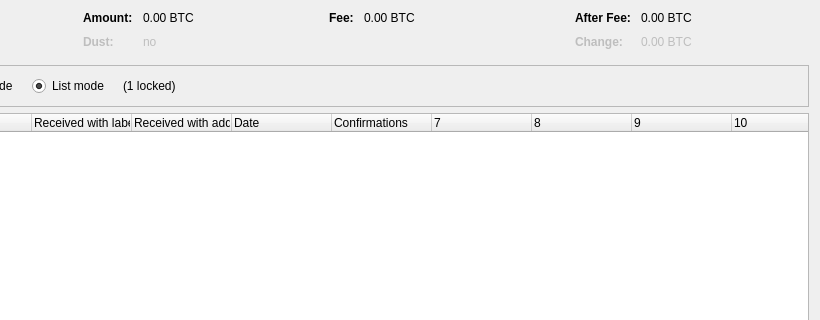
First picture: the form in src/qt/forms/coincontroldialog.ui, repository iobond/aib, before the edit; both pictures show x 180 to 1000 and y 0 to 320 of the 1000 by 500 pixel window.
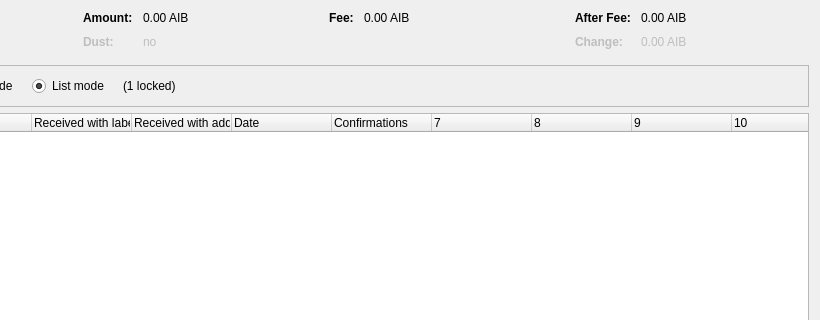
Second picture: the form after the edit. Custom widgets are drawn as their Qt base class.

```diff
--- a/src/qt/forms/coincontroldialog.ui
+++ b/src/qt/forms/coincontroldialog.ui
@@ -132,7 +132,7 @@
           <enum>Qt::ActionsContextMenu</enum>
          </property>
          <property name="text">
-          <string notr="true">0.00 BTC</string>
+          <string notr="true">0.00 AIB</string>
          </property>
          <property name="textInteractionFlags">
           <set>Qt::LinksAccessibleByMouse|Qt::TextSelectableByKeyboard|Qt::TextSelectableByMouse</set>
@@ -212,7 +212,7 @@
           <enum>Qt::ActionsContextMenu</enum>
          </property>
          <property name="text">
-          <string notr="true">0.00 BTC</string>
+          <string notr="true">0.00 AIB</string>
          </property>
          <property name="textInteractionFlags">
           <set>Qt::LinksAccessibleByMouse|Qt::TextSelectableByKeyboard|Qt::TextSelectableByMouse</set>
@@ -257,7 +257,7 @@
           <enum>Qt::ActionsContextMenu</enum>
          </property>
          <property name="text">
-          <string notr="true">0.00 BTC</string>
+          <string notr="true">0.00 AIB</string>
          </property>
          <property name="textInteractionFlags">
           <set>Qt::LinksAccessibleByMouse|Qt::TextSelectableByKeyboard|Qt::TextSelectableByMouse</set>
@@ -292,7 +292,7 @@
           <enum>Qt::ActionsContextMenu</enum>
          </property>
          <property name="text">
-          <string notr="true">0.00 BTC</string>
+          <string notr="true">0.00 AIB</string>
          </property>
          <property name="textInteractionFlags">
           <set>Qt::LinksAccessibleByMouse|Qt::TextSelectableByKeyboard|Qt::TextSelectableByMouse</set>
```
